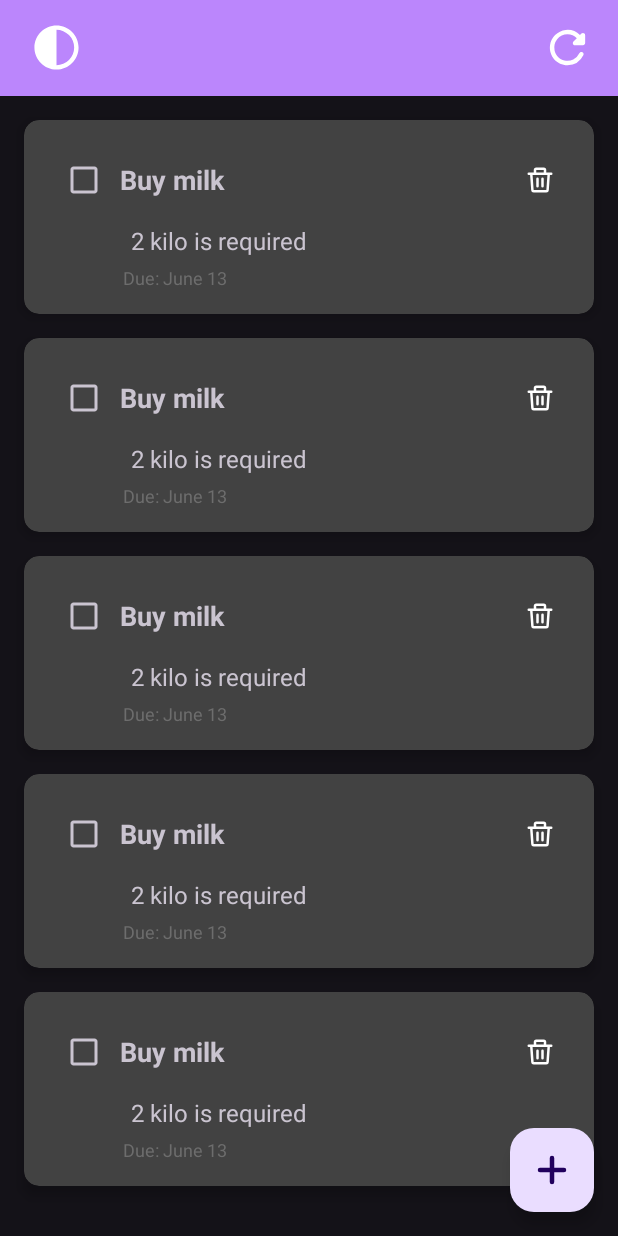
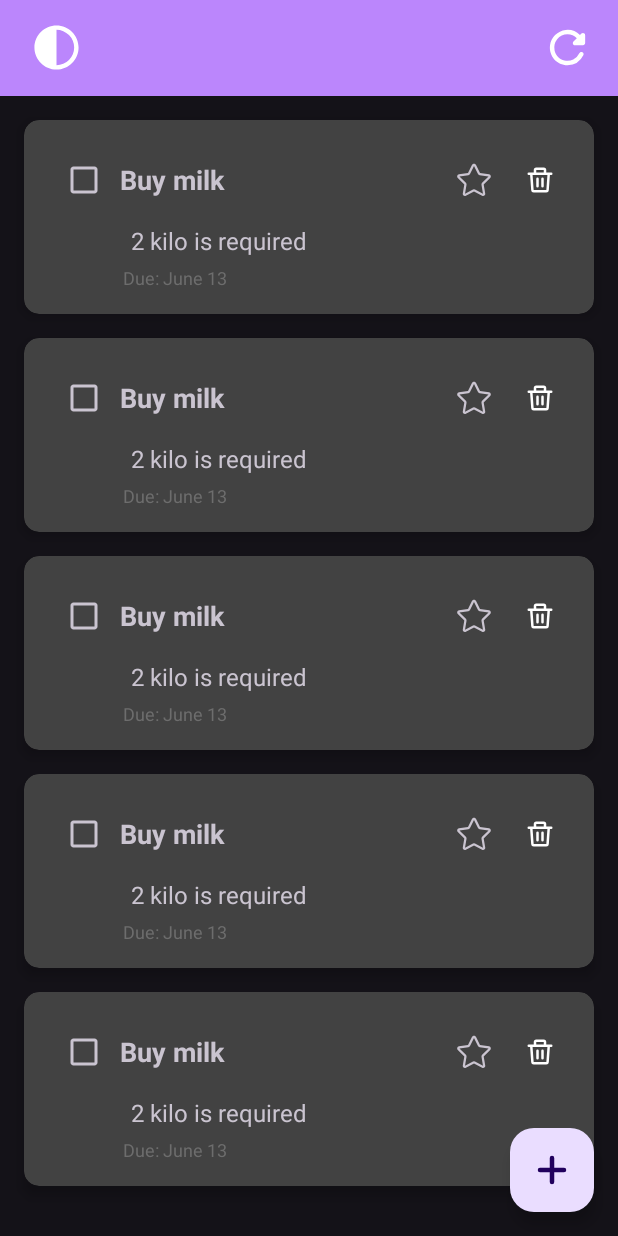
Before and after one commit to fatimaNoori77/TaskManager-MVVM-Clean, an Android app: the layout activity_main.xml on its own in the app's theme, with its tools: preview values and no code run, on a phone screen of 412 x 824 dp. Run offline under Robolectric (Android 15) with nearby library versions, the phone set to English and light mode, and no system bars; network calls fail.

Commit message:
add favorite check box

```diff
--- a/app/src/main/java/ir/noori/taskmanager/presentation/ui/tasklist/TaskAdapter.kt
+++ b/app/src/main/java/ir/noori/taskmanager/presentation/ui/tasklist/TaskAdapter.kt
@@ -43,6 +43,10 @@ class TaskAdapter(
                 txtTaskTitle.paintFlags and Paint.STRIKE_THRU_TEXT_FLAG.inv()
             }
 
+            chbFavorite.setOnCheckedChangeListener { _, isChecked ->
+            }
+
+
             chbDoneTask.setOnCheckedChangeListener { _, isChecked ->
                 onCheckChanged(task, isChecked)
             }
--- /dev/null
+++ b/app/src/main/res/drawable/ic_star_filled.xml
@@ -0,0 +1,9 @@
+<vector xmlns:android="http://schemas.android.com/apk/res/android"
+    android:width="28dp"
+    android:height="28dp"
+    android:viewportWidth="28"
+    android:viewportHeight="28">
+  <path
+      android:pathData="M12.701,3.908c0.532,-1.078 2.069,-1.078 2.6,0l2.692,5.452l6.017,0.875c1.19,0.173 1.664,1.634 0.804,2.473l-4.355,4.244l1.028,5.993c0.204,1.185 -1.04,2.088 -2.103,1.529l-5.382,-2.83l-5.382,2.83c-1.064,0.559 -2.307,-0.344 -2.104,-1.529l1.028,-5.993l-4.355,-4.244c-0.86,-0.839 -0.385,-2.3 0.804,-2.473l6.017,-0.875z"
+      android:fillColor="#FFD700"/>
+</vector>
--- /dev/null
+++ b/app/src/main/res/drawable/ic_star_outline.xml
@@ -0,0 +1,9 @@
+<vector xmlns:android="http://schemas.android.com/apk/res/android"
+    android:width="28dp"
+    android:height="28dp"
+    android:viewportWidth="28"
+    android:viewportHeight="28">
+  <path
+      android:pathData="M12.701,3.908c0.532,-1.078 2.069,-1.078 2.6,0l2.692,5.452l6.017,0.875c1.19,0.173 1.664,1.634 0.804,2.473l-4.355,4.244l1.028,5.993c0.204,1.185 -1.04,2.088 -2.103,1.529l-5.382,-2.83l-5.382,2.83c-1.064,0.559 -2.307,-0.344 -2.104,-1.529l1.028,-5.993l-4.355,-4.244c-0.86,-0.839 -0.385,-2.3 0.804,-2.473l6.017,-0.875zM14.001,4.663l-2.657,5.385a1.45,1.45 0,0 1,-1.092 0.793l-5.943,0.864l4.3,4.191c0.342,0.334 0.498,0.813 0.417,1.284l-1.015,5.919l5.316,-2.795a1.45,1.45 0,0 1,1.35 0l5.315,2.795l-1.015,-5.92c-0.081,-0.47 0.075,-0.95 0.417,-1.283l4.3,-4.191l-5.943,-0.864a1.45,1.45 0,0 1,-1.092 -0.793z"
+      android:fillColor="#FFD700"/>
+</vector>
--- /dev/null
+++ b/app/src/main/res/drawable/star_checkbox_selector.xml
@@ -0,0 +1,5 @@
+<?xml version="1.0" encoding="utf-8"?>
+<selector xmlns:android="http://schemas.android.com/apk/res/android">
+    <item android:drawable="@drawable/ic_star_filled" android:state_checked="true"/>
+    <item android:drawable="@drawable/ic_star_outline" android:state_checked="false"/>
+</selector>
--- a/app/src/main/res/layout/item_task.xml
+++ b/app/src/main/res/layout/item_task.xml
@@ -35,6 +35,17 @@
                 android:textStyle="bold"
                 tools:text="Buy milk" />
 
+            <CheckBox
+                android:id="@+id/chbFavorite"
+                android:layout_width="wrap_content"
+                android:layout_height="wrap_content"
+                android:button="@drawable/star_checkbox_selector"
+                android:buttonTint="@null"
+                android:backgroundTint="@null"
+                android:tint="@null"
+                android:focusable="false"
+                android:focusableInTouchMode="false"/>
+
             <ImageButton
                 android:id="@+id/btnDelete"
                 android:layout_width="40dp"
```
